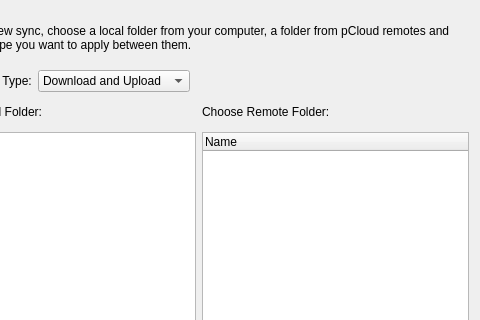
Qt form addsyncdialog.ui (pcloudcom/psyncgui) before a commit; both pictures show x 83 to 563 and y 0 to 320 of the 563 by 505 pixel window.
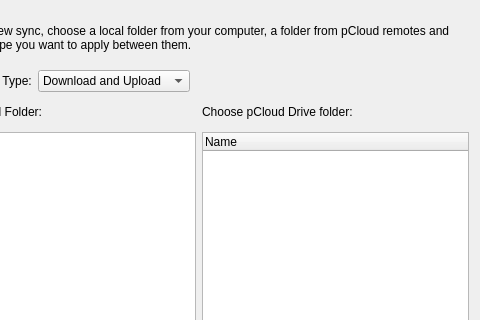
The same form after that commit.

Diff of the .ui file:
```diff
--- a/addsyncdialog.ui
+++ b/addsyncdialog.ui
@@ -123,7 +123,7 @@
      <item row="0" column="1">
       <widget class="QLabel" name="label_choose_remote">
        <property name="text">
-        <string>Choose Remote Folder:</string>
+        <string>Choose pCloud Drive folder:</string>
        </property>
       </widget>
      </item>
```
